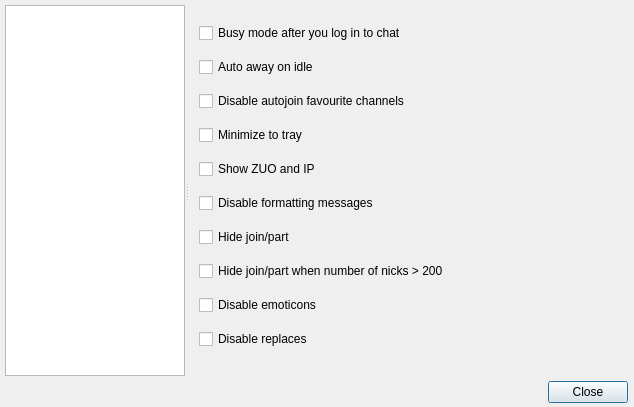
First picture: the form in ui/options.ui, repository gitter-badger/simplechatclient, before the edit.
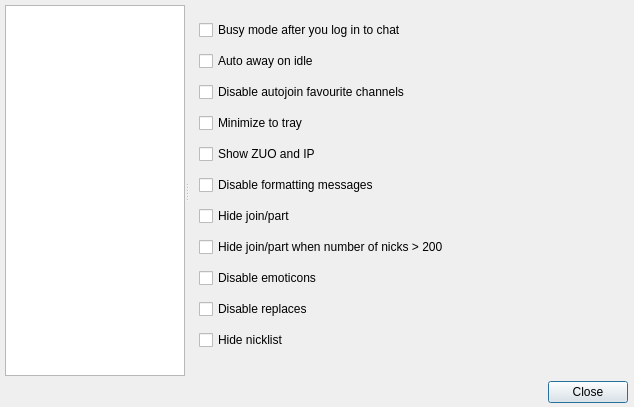
Second picture: the form after the edit. The open tabs and pages were chosen to show the change. Icons and pictures are not drawn.

Commit message: hide nicklist option

Patch:
```diff
--- a/ui/options.ui
+++ b/ui/options.ui
@@ -1345,6 +1345,13 @@
          </property>
         </widget>
        </item>
+       <item>
+        <widget class="QCheckBox" name="checkBox_hide_nicklist">
+         <property name="text">
+          <string>Hide nicklist</string>
+         </property>
+        </widget>
+       </item>
       </layout>
      </widget>
     </widget>
```
The commit also changes 6 other files.
